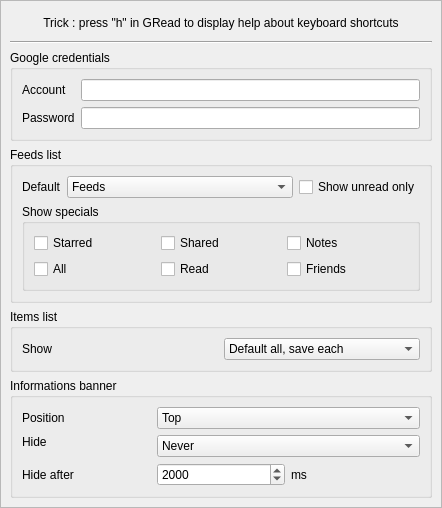
The window that src/views/basic/ui/settings.ui (twidi/GRead) describes before a commit, drawn with Qt 5.
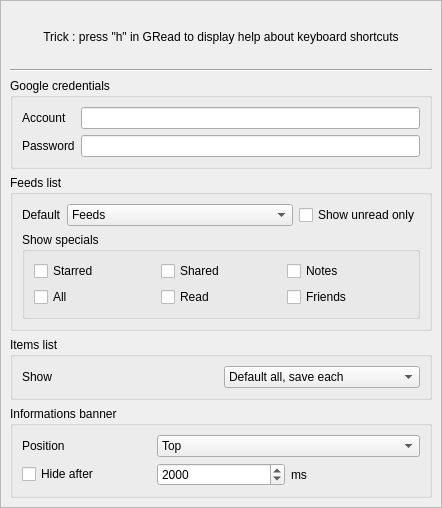
The same window after the commit.

Commit message: informations banner : use qanimation for hiding, and settings simplified

Diff of the .ui file:
```diff
--- a/src/views/basic/ui/settings.ui
+++ b/src/views/basic/ui/settings.ui
@@ -293,42 +293,13 @@
              </widget>
             </item>
             <item row="1" column="0">
-             <widget class="QLabel" name="labelSettingsBannerHideMode">
-              <property name="text">
-               <string>Hide</string>
-              </property>
-              <property name="buddy">
-               <cstring>selectSettingsBannerHideMode</cstring>
-              </property>
-             </widget>
-            </item>
-            <item row="1" column="1" rowspan="2" colspan="2">
-             <widget class="QComboBox" name="selectSettingsBannerHideMode">
-              <item>
+              <widget class="QCheckBox" name="checkSettingsBannerHide">
                <property name="text">
-                <string>Never</string>
+                <string>Hide after</string>
                </property>
-              </item>
-              <item>
-               <property name="text">
-                <string>Slide</string>
-               </property>
-              </item>
-              <item>
-               <property name="text">
-                <string>Delay</string>
-               </property>
-              </item>
-             </widget>
+              </widget>
             </item>
-            <item row="3" column="0">
-             <widget class="QLabel" name="labelSettingsBannerHideDelay">
-              <property name="text">
-               <string>Hide after</string>
-              </property>
-             </widget>
-            </item>
-            <item row="3" column="1">
+            <item row="1" column="1">
              <widget class="QSpinBox" name="spinSettingsBannerHideDelay">
               <property name="minimum">
                <number>500</number>
@@ -344,7 +315,7 @@
               </property>
              </widget>
             </item>
-            <item row="3" column="2">
+            <item row="1" column="2">
              <widget class="QLabel" name="labelSettingsBannerHideDelayMs">
               <property name="text">
                <string>ms</string>
```
The commit also changes 19 other files.
